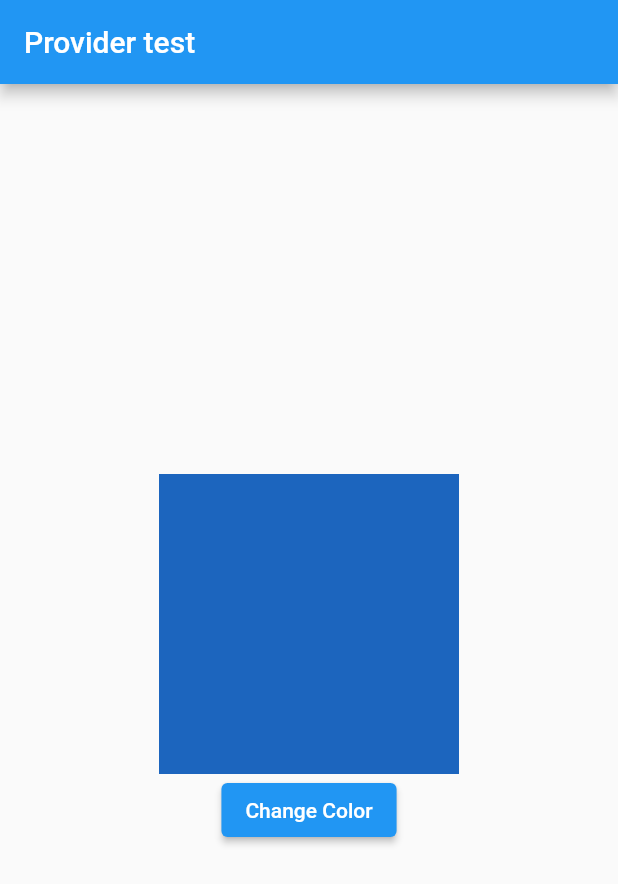
After one commit to AhmmedTowfique/provider_test, a Flutter app: the screen it shows after launch, after a tap on "Change Color", on a phone screen of 412 x 824 dp. The commit adds this screen. Shown: the top 884 px of the screen. Run offline on Flutter 3.47's test engine with Material 2 defaults, Android fonts, the phone set to English and light mode, and no system bars.

Commit message:
New example of provider

```diff
--- a/lib/main.dart
+++ b/lib/main.dart
@@ -1,4 +1,5 @@
 import 'package:flutter/material.dart';
+import 'package:provider_test/pages/coloured_circle_page.dart';
 
 import 'pages/home_page.dart';
 
@@ -18,7 +19,7 @@ class _MyAppState extends State<MyApp> {
   Widget build(BuildContext context) {
     return const MaterialApp(
       debugShowCheckedModeBanner: false,
-      home: HomePage(),
+      home: ColouredCirclePage(),
     );
   }
 }
--- /dev/null
+++ b/lib/pages/coloured_circle_page.dart
@@ -0,0 +1,42 @@
+import 'dart:math';
+import 'package:flutter/material.dart';
+import 'package:provider/provider.dart';
+import 'package:provider_test/providers/coloured_circle_page_provider.dart';
+
+class ColouredCirclePage extends StatelessWidget {
+  const ColouredCirclePage({Key? key}) : super(key: key);
+
+  @override
+  Widget build(BuildContext context) {
+    return Scaffold(
+      appBar: AppBar(
+        title: Text('Provider test'),
+      ),
+      body: SafeArea(
+        child: ChangeNotifierProvider<ColouredCirclePageProvider>(
+          create: (context) => ColouredCirclePageProvider(),
+          child: Consumer<ColouredCirclePageProvider>(
+            builder: (context, provider, child) {
+              return Center(
+                child: Column(
+                  mainAxisAlignment: MainAxisAlignment.center,
+                  children: [
+                    Container(
+                      height: 200,
+                      width: 200,
+                      color: provider.color,
+                    ),
+                    ElevatedButton(
+                      onPressed: () => provider.changeColorRandomly(),
+                      child: Text('Change Color'),
+                    ),
+                  ],
+                ),
+              );
+            },
+          ),
+        ),
+      ),
+    );
+  }
+}
--- /dev/null
+++ b/lib/providers/coloured_circle_page_provider.dart
@@ -0,0 +1,24 @@
+import 'dart:math';
+
+import 'package:flutter/material.dart';
+
+class ColouredCirclePageProvider with ChangeNotifier {
+  Color _color = Colors.white;
+  Color get color => _color;
+
+  void setColor(Color newColor) {
+    _color = newColor;
+    notifyListeners();
+  }
+
+  void changeColorRandomly() {
+    final random = Random();
+    final newColor = Color.fromARGB(
+      255,
+      random.nextInt(256),
+      random.nextInt(256),
+      random.nextInt(256),
+    );
+    setColor(newColor);
+  }
+}
```
